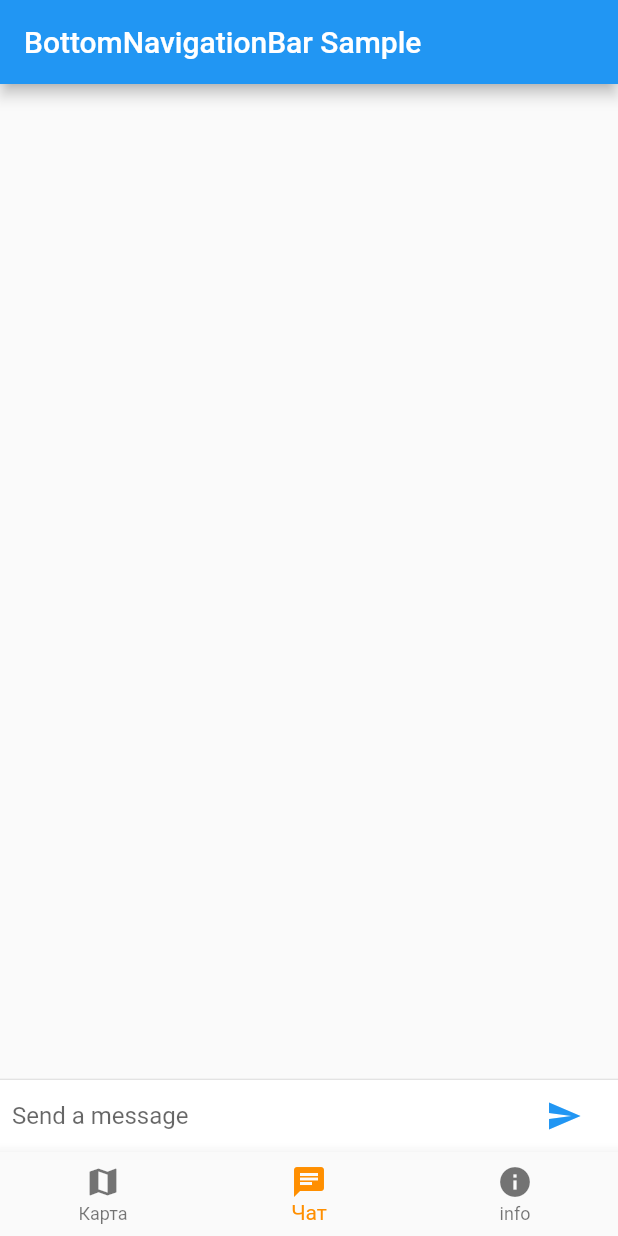
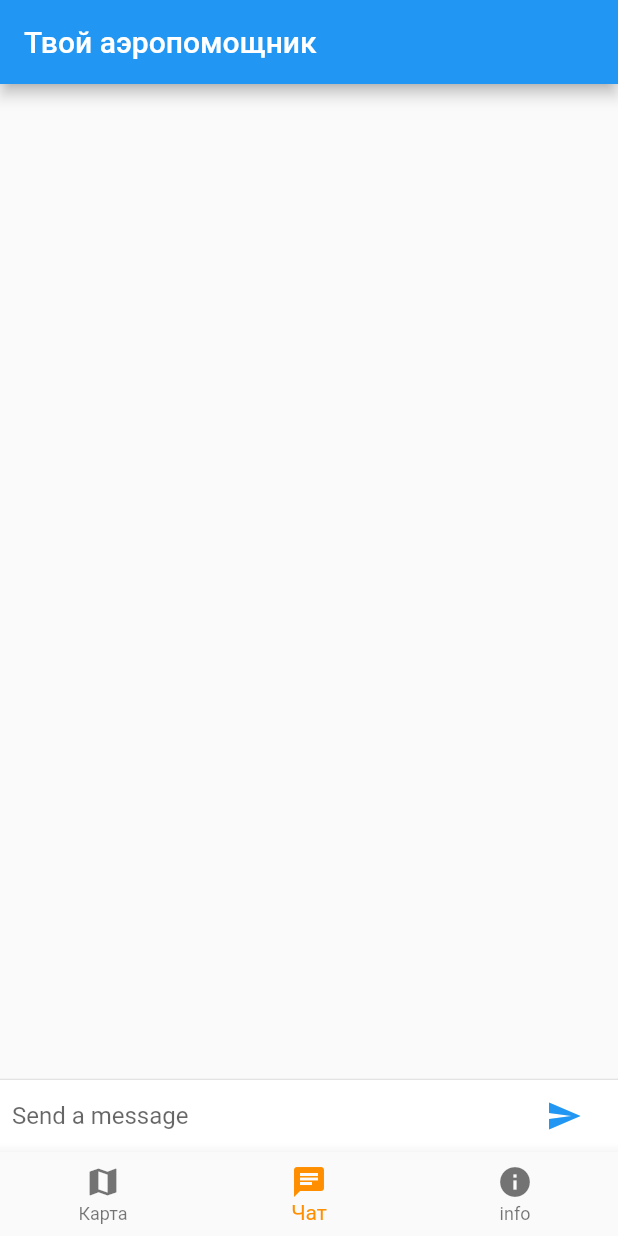
Before and after one commit to mentoster/Aviahack, a Flutter app: the screen it shows after launch, item 2 of the bottom bar chosen, on a phone screen of 412 x 824 dp. Run offline on Flutter 3.47's test engine with Material 2 defaults, Android fonts, the phone set to English and light mode, and no system bars; missing offline and left inert: flutter_dialogflow.

Commit message:
Update titke

```diff
--- a/lib/main.dart
+++ b/lib/main.dart
@@ -1,4 +1,3 @@
-
 import 'package:flutter/material.dart';
 import 'package:mysample/about.dart';
 import 'package:mysample/map.dart';
@@ -48,7 +47,7 @@
   Widget build(BuildContext context) {
     return Scaffold(
       appBar: AppBar(
-        title: const Text('BottomNavigationBar Sample'),
+        title: const Text('Твой аэропомощник'),
       ),
       body: Center(
         child: _widgetOptions.elementAt(_selectedIndex),
```
